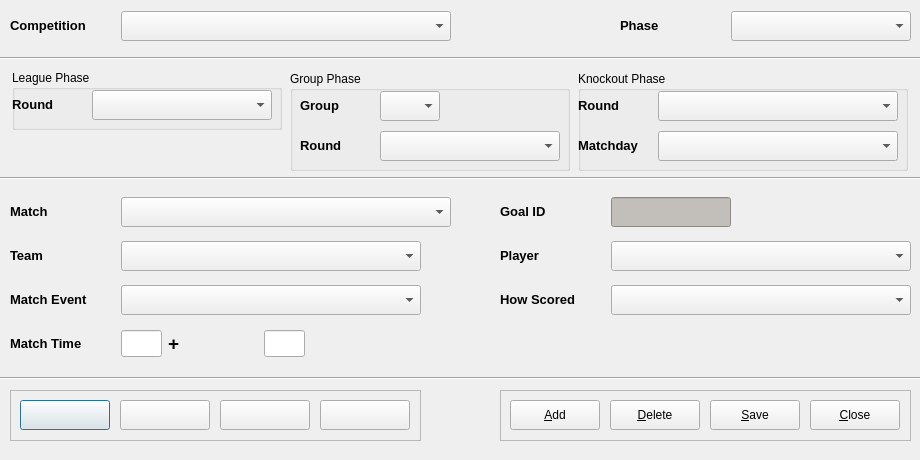
Old version of the form code/pyqt/gui/goal_entry.ui in the repository soccermetrics/marcotti-desktop.
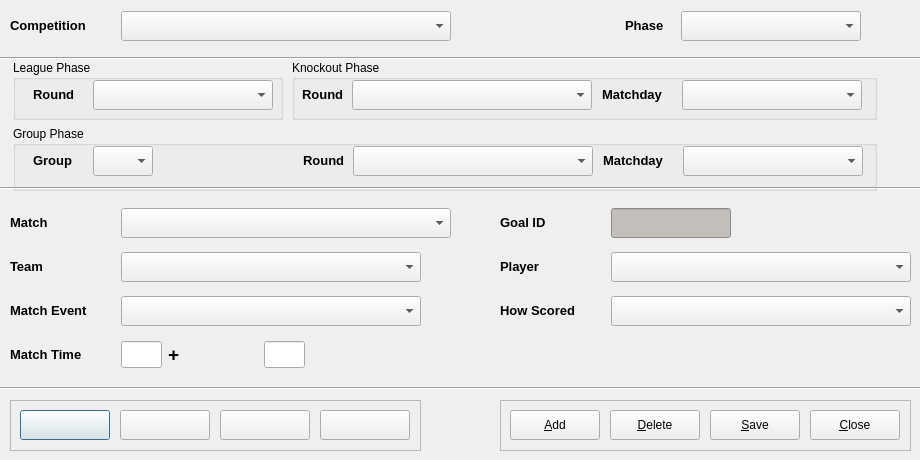
New version of the form. Icons and pictures are not drawn.

Commit message: Redesign layout of Match Event UIs after schema change (#72)

Diff of the .ui file:
```diff
--- a/code/pyqt/gui/goal_entry.ui
+++ b/code/pyqt/gui/goal_entry.ui
@@ -42,7 +42,7 @@
    <property name="geometry">
     <rect>
      <x>0</x>
-     <y>170</y>
+     <y>180</y>
      <width>921</width>
      <height>16</height>
     </rect>
@@ -55,7 +55,7 @@
    <property name="geometry">
     <rect>
      <x>0</x>
-     <y>370</y>
+     <y>380</y>
      <width>921</width>
      <height>16</height>
     </rect>
@@ -68,7 +68,7 @@
    <property name="geometry">
     <rect>
      <x>10</x>
-     <y>390</y>
+     <y>400</y>
      <width>411</width>
      <height>51</height>
     </rect>
@@ -224,7 +224,7 @@
    <property name="geometry">
     <rect>
      <x>500</x>
-     <y>390</y>
+     <y>400</y>
      <width>411</width>
      <height>51</height>
     </rect>
@@ -376,12 +376,12 @@
     </property>
    </widget>
   </widget>
-  <widget class="QWidget" name="">
+  <widget class="QWidget" name="layoutWidget">
    <property name="geometry">
     <rect>
      <x>10</x>
      <y>1</y>
-     <width>901</width>
+     <width>851</width>
      <height>51</height>
     </rect>
    </property>
@@ -445,13 +445,13 @@
      <widget class="QLabel" name="label_11">
       <property name="minimumSize">
        <size>
-        <width>105</width>
+        <width>50</width>
         <height>30</height>
        </size>
       </property>
       <property name="maximumSize">
        <size>
-        <width>105</width>
+        <width>50</width>
         <height>30</height>
        </size>
       </property>
@@ -485,367 +485,11 @@
     </item>
    </layout>
   </widget>
-  <widget class="QWidget" name="">
+  <widget class="QWidget" name="layoutWidget">
    <property name="geometry">
     <rect>
      <x>10</x>
-     <y>70</y>
-     <width>901</width>
-     <height>102</height>
-    </rect>
-   </property>
-   <layout class="QHBoxLayout" name="horizontalLayout_4">
-    <item>
-     <layout class="QVBoxLayout" name="verticalLayout_2">
-      <item>
-       <widget class="QGroupBox" name="leagueBox">
-        <property name="minimumSize">
-         <size>
-          <width>270</width>
-          <height>60</height>
-         </size>
-        </property>
-        <property name="maximumSize">
-         <size>
-          <width>270</width>
-          <height>60</height>
-         </size>
-        </property>
-        <property name="title">
-         <string>League Phase</string>
-        </property>
-        <widget class="QLabel" name="label_2">
-         <property name="geometry">
-          <rect>
-           <x>0</x>
-           <y>20</y>
-           <width>75</width>
-           <height>30</height>
-          </rect>
-         </property>
-         <property name="minimumSize">
-          <size>
-           <width>75</width>
-           <height>30</height>
-          </size>
-         </property>
-         <property name="maximumSize">
-          <size>
-           <width>75</width>
-           <height>30</height>
-          </size>
-         </property>
-         <property name="text">
-          <string>&lt;!DOCTYPE HTML PUBLIC &quot;-//W3C//DTD HTML 4.0//EN&quot; &quot;http://www.w3.org/TR/REC-html40/strict.dtd&quot;&gt;
-&lt;html&gt;&lt;head&gt;&lt;meta name=&quot;qrichtext&quot; content=&quot;1&quot; /&gt;&lt;style type=&quot;text/css&quot;&gt;
-p, li { white-space: pre-wrap; }
-&lt;/style&gt;&lt;/head&gt;&lt;body style=&quot; font-family:'Sans'; font-size:10pt; font-weight:400; font-style:normal;&quot;&gt;
-&lt;p style=&quot; margin-top:0px; margin-bottom:0px; margin-left:0px; margin-right:0px; -qt-block-indent:0; text-indent:0px;&quot;&gt;&lt;span style=&quot; font-weight:600;&quot;&gt;Round&lt;/span&gt;&lt;/p&gt;&lt;/body&gt;&lt;/html&gt;</string>
-         </property>
-        </widget>
-        <widget class="QComboBox" name="lgRoundSelect">
-         <property name="geometry">
-          <rect>
-           <x>80</x>
-           <y>20</y>
-           <width>180</width>
-           <height>30</height>
-          </rect>
-         </property>
-         <property name="minimumSize">
-          <size>
-           <width>180</width>
-           <height>30</height>
-          </size>
-         </property>
-         <property name="maximumSize">
-          <size>
-           <width>180</width>
-           <height>30</height>
-          </size>
-         </property>
-         <property name="toolTip">
-          <string>League Round</string>
-         </property>
-        </widget>
-       </widget>
-      </item>
-      <item>
-       <spacer name="verticalSpacer">
-        <property name="orientation">
-         <enum>Qt::Vertical</enum>
-        </property>
-        <property name="sizeHint" stdset="0">
-         <size>
-          <width>20</width>
-          <height>18</height>
-         </size>
-        </property>
-       </spacer>
-      </item>
-     </layout>
-    </item>
-    <item>
-     <widget class="QGroupBox" name="groupBox">
-      <property name="minimumSize">
-       <size>
-        <width>280</width>
-        <height>100</height>
-       </size>
-      </property>
-      <property name="maximumSize">
-       <size>
-        <width>280</width>
-        <height>100</height>
-       </size>
-      </property>
-      <property name="title">
-       <string>Group Phase</string>
-      </property>
-      <widget class="QLabel" name="label_14">
-       <property name="geometry">
-        <rect>
-         <x>10</x>
-         <y>60</y>
-         <width>75</width>
-         <height>30</height>
-        </rect>
-       </property>
-       <property name="minimumSize">
-        <size>
-         <width>75</width>
-         <height>30</height>
-        </size>
-       </property>
-       <property name="maximumSize">
-        <size>
-         <width>75</width>
-         <height>30</height>
-        </size>
-       </property>
-       <property name="text">
-        <string>&lt;!DOCTYPE HTML PUBLIC &quot;-//W3C//DTD HTML 4.0//EN&quot; &quot;http://www.w3.org/TR/REC-html40/strict.dtd&quot;&gt;
-&lt;html&gt;&lt;head&gt;&lt;meta name=&quot;qrichtext&quot; content=&quot;1&quot; /&gt;&lt;style type=&quot;text/css&quot;&gt;
-p, li { white-space: pre-wrap; }
-&lt;/style&gt;&lt;/head&gt;&lt;body style=&quot; font-family:'Sans'; font-size:10pt; font-weight:400; font-style:normal;&quot;&gt;
-&lt;p style=&quot; margin-top:0px; margin-bottom:0px; margin-left:0px; margin-right:0px; -qt-block-indent:0; text-indent:0px;&quot;&gt;&lt;span style=&quot; font-weight:600;&quot;&gt;Round&lt;/span&gt;&lt;/p&gt;&lt;/body&gt;&lt;/html&gt;</string>
-       </property>
-      </widget>
-      <widget class="QComboBox" name="grpRoundSelect">
-       <property name="geometry">
-        <rect>
-         <x>90</x>
-         <y>60</y>
-         <width>180</width>
-         <height>30</height>
-        </rect>
-       </property>
-       <property name="minimumSize">
-        <size>
-         <width>180</width>
-         <height>30</height>
-        </size>
-       </property>
-       <property name="maximumSize">
-        <size>
-         <width>180</width>
-         <height>30</height>
-        </size>
-       </property>
-       <property name="toolTip">
-        <string>Group Phase Round</string>
-       </property>
-      </widget>
-      <widget class="QComboBox" name="groupSelect">
-       <property name="geometry">
-        <rect>
-         <x>90</x>
-         <y>20</y>
-         <width>60</width>
-         <height>30</height>
-        </rect>
-       </property>
-       <property name="minimumSize">
-        <size>
-         <width>60</width>
-         <height>30</height>
-        </size>
-       </property>
-       <property name="maximumSize">
-        <size>
-         <width>60</width>
-         <height>30</height>
-        </size>
-       </property>
-       <property name="toolTip">
-        <string>Group Name</string>
-       </property>
-      </widget>
-      <widget class="QLabel" name="label_15">
-       <property name="geometry">
-        <rect>
-         <x>10</x>
-         <y>20</y>
-         <width>75</width>
-         <height>30</height>
-        </rect>
-       </property>
-       <property name="minimumSize">
-        <size>
-         <width>75</width>
-         <height>30</height>
-        </size>
-       </property>
-       <property name="maximumSize">
-        <size>
-         <width>75</width>
-         <height>30</height>
-        </size>
-       </property>
-       <property name="text">
-        <string>&lt;!DOCTYPE HTML PUBLIC &quot;-//W3C//DTD HTML 4.0//EN&quot; &quot;http://www.w3.org/TR/REC-html40/strict.dtd&quot;&gt;
-&lt;html&gt;&lt;head&gt;&lt;meta name=&quot;qrichtext&quot; content=&quot;1&quot; /&gt;&lt;style type=&quot;text/css&quot;&gt;
-p, li { white-space: pre-wrap; }
-&lt;/style&gt;&lt;/head&gt;&lt;body style=&quot; font-family:'Sans'; font-size:10pt; font-weight:400; font-style:normal;&quot;&gt;
-&lt;p style=&quot; margin-top:0px; margin-bottom:0px; margin-left:0px; margin-right:0px; -qt-block-indent:0; text-indent:0px;&quot;&gt;&lt;span style=&quot; font-weight:600;&quot;&gt;Group&lt;/span&gt;&lt;/p&gt;&lt;/body&gt;&lt;/html&gt;</string>
-       </property>
-      </widget>
-     </widget>
-    </item>
-    <item>
-     <widget class="QGroupBox" name="knockoutBox">
-      <property name="minimumSize">
-       <size>
-        <width>330</width>
-        <height>100</height>
-       </size>
-      </property>
-      <property name="maximumSize">
-       <size>
-        <width>330</width>
-        <height>100</height>
-       </size>
-      </property>
-      <property name="title">
-       <string>Knockout Phase</string>
-      </property>
-      <widget class="QLabel" name="label_12">
-       <property name="geometry">
-        <rect>
-         <x>0</x>
-         <y>20</y>
-         <width>75</width>
-         <height>30</height>
-        </rect>
-       </property>
-       <property name="minimumSize">
-        <size>
-         <width>75</width>
-         <height>30</height>
-        </size>
-       </property>
-       <property name="maximumSize">
-        <size>
-         <width>75</width>
-         <height>30</height>
-        </size>
-       </property>
-       <property name="text">
-        <string>&lt;!DOCTYPE HTML PUBLIC &quot;-//W3C//DTD HTML 4.0//EN&quot; &quot;http://www.w3.org/TR/REC-html40/strict.dtd&quot;&gt;
-&lt;html&gt;&lt;head&gt;&lt;meta name=&quot;qrichtext&quot; content=&quot;1&quot; /&gt;&lt;style type=&quot;text/css&quot;&gt;
-p, li { white-space: pre-wrap; }
-&lt;/style&gt;&lt;/head&gt;&lt;body style=&quot; font-family:'Sans'; font-size:10pt; font-weight:400; font-style:normal;&quot;&gt;
-&lt;p style=&quot; margin-top:0px; margin-bottom:0px; margin-left:0px; margin-right:0px; -qt-block-indent:0; text-indent:0px;&quot;&gt;&lt;span style=&quot; font-weight:600;&quot;&gt;Round&lt;/span&gt;&lt;/p&gt;&lt;/body&gt;&lt;/html&gt;</string>
-       </property>
-      </widget>
-      <widget class="QComboBox" name="koRoundSelect">
-       <property name="geometry">
-        <rect>
-         <x>80</x>
-         <y>20</y>
-         <width>240</width>
-         <height>30</height>
-        </rect>
-       </property>
-       <property name="minimumSize">
-        <size>
-         <width>240</width>
-         <height>30</height>
-        </size>
-       </property>
-       <property name="maximumSize">
-        <size>
-         <width>240</width>
-         <height>30</height>
-        </size>
-       </property>
-       <property name="toolTip">
-        <string>Knockout Round</string>
-       </property>
-      </widget>
-      <widget class="QComboBox" name="matchdaySelect">
-       <property name="geometry">
-        <rect>
-         <x>80</x>
-         <y>60</y>
-         <width>240</width>
-         <height>30</height>
-        </rect>
-       </property>
-       <property name="minimumSize">
-        <size>
-         <width>240</width>
-         <height>30</height>
-        </size>
-       </property>
-       <property name="maximumSize">
-        <size>
-         <width>240</width>
-         <height>30</height>
-        </size>
-       </property>
-       <property name="toolTip">
-        <string>Knockout Round Matchday</string>
-       </property>
-      </widget>
-      <widget class="QLabel" name="label_13">
-       <property name="geometry">
-        <rect>
-         <x>0</x>
-         <y>60</y>
-         <width>75</width>
-         <height>30</height>
-        </rect>
-       </property>
-       <property name="minimumSize">
-        <size>
-         <width>75</width>
-         <height>30</height>
-        </size>
-       </property>
-       <property name="maximumSize">
-        <size>
-         <width>75</width>
-         <height>30</height>
-        </size>
-       </property>
-       <property name="text">
-        <string>&lt;!DOCTYPE HTML PUBLIC &quot;-//W3C//DTD HTML 4.0//EN&quot; &quot;http://www.w3.org/TR/REC-html40/strict.dtd&quot;&gt;
-&lt;html&gt;&lt;head&gt;&lt;meta name=&quot;qrichtext&quot; content=&quot;1&quot; /&gt;&lt;style type=&quot;text/css&quot;&gt;
-p, li { white-space: pre-wrap; }
-&lt;/style&gt;&lt;/head&gt;&lt;body style=&quot; font-family:'Sans'; font-size:10pt; font-weight:400; font-style:normal;&quot;&gt;
-&lt;p style=&quot; margin-top:0px; margin-bottom:0px; margin-left:0px; margin-right:0px; -qt-block-indent:0; text-indent:0px;&quot;&gt;&lt;span style=&quot; font-weight:600;&quot;&gt;Matchday&lt;/span&gt;&lt;/p&gt;&lt;/body&gt;&lt;/html&gt;</string>
-       </property>
-      </widget>
-     </widget>
-    </item>
-   </layout>
-  </widget>
-  <widget class="QWidget" name="">
-   <property name="geometry">
-    <rect>
-     <x>10</x>
-     <y>189</y>
+     <y>200</y>
      <width>901</width>
      <height>181</height>
     </rect>
@@ -1225,6 +869,404 @@
     </item>
    </layout>
   </widget>
+  <widget class="QWidget" name="">
+   <property name="geometry">
+    <rect>
+     <x>10</x>
+     <y>60</y>
+     <width>871</width>
+     <height>131</height>
+    </rect>
+   </property>
+   <layout class="QGridLayout" name="gridLayout_2">
+    <item row="0" column="0">
+     <widget class="QGroupBox" name="leagueBox">
+      <property name="minimumSize">
+       <size>
+        <width>270</width>
+        <height>60</height>
+       </size>
+      </property>
+      <property name="maximumSize">
+       <size>
+        <width>270</width>
+        <height>60</height>
+       </size>
+      </property>
+      <property name="title">
+       <string>League Phase</string>
+      </property>
+      <widget class="QLabel" name="label_2">
+       <property name="geometry">
+        <rect>
+         <x>20</x>
+         <y>20</y>
+         <width>50</width>
+         <height>30</height>
+        </rect>
+       </property>
+       <property name="minimumSize">
+        <size>
+         <width>50</width>
+         <height>30</height>
+        </size>
+       </property>
+       <property name="maximumSize">
+        <size>
+         <width>50</width>
+         <height>30</height>
+        </size>
+       </property>
+       <property name="text">
+        <string>&lt;!DOCTYPE HTML PUBLIC &quot;-//W3C//DTD HTML 4.0//EN&quot; &quot;http://www.w3.org/TR/REC-html40/strict.dtd&quot;&gt;
+&lt;html&gt;&lt;head&gt;&lt;meta name=&quot;qrichtext&quot; content=&quot;1&quot; /&gt;&lt;style type=&quot;text/css&quot;&gt;
+p, li { white-space: pre-wrap; }
+&lt;/style&gt;&lt;/head&gt;&lt;body style=&quot; font-family:'Sans'; font-size:10pt; font-weight:400; font-style:normal;&quot;&gt;
+&lt;p style=&quot; margin-top:0px; margin-bottom:0px; margin-left:0px; margin-right:0px; -qt-block-indent:0; text-indent:0px;&quot;&gt;&lt;span style=&quot; font-weight:600;&quot;&gt;Round&lt;/span&gt;&lt;/p&gt;&lt;/body&gt;&lt;/html&gt;</string>
+       </property>
+      </widget>
+      <widget class="QComboBox" name="lgRoundSelect">
+       <property name="geometry">
+        <rect>
+         <x>80</x>
+         <y>20</y>
+         <width>180</width>
+         <height>30</height>
+        </rect>
+       </property>
+       <property name="minimumSize">
+        <size>
+         <width>180</width>
+         <height>30</height>
+        </size>
+       </property>
+       <property name="maximumSize">
+        <size>
+         <width>180</width>
+         <height>30</height>
+        </size>
+       </property>
+       <property name="toolTip">
+        <string>League Round</string>
+       </property>
+      </widget>
+     </widget>
+    </item>
+    <item row="0" column="1">
+     <widget class="QGroupBox" name="knockoutBox">
+      <property name="minimumSize">
+       <size>
+        <width>330</width>
+        <height>60</height>
+       </size>
+      </property>
+      <property name="maximumSize">
+       <size>
+        <width>585</width>
+        <height>100</height>
+       </size>
+      </property>
+      <property name="title">
+       <string>Knockout Phase</string>
+      </property>
+      <widget class="QLabel" name="label_12">
+       <property name="geometry">
+        <rect>
+         <x>10</x>
+         <y>20</y>
+         <width>50</width>
+         <height>30</height>
+        </rect>
+       </property>
+       <property name="minimumSize">
+        <size>
+         <width>50</width>
+         <height>30</height>
+        </size>
+       </property>
+       <property name="maximumSize">
+        <size>
+         <width>50</width>
+         <height>30</height>
+        </size>
+       </property>
+       <property name="text">
+        <string>&lt;!DOCTYPE HTML PUBLIC &quot;-//W3C//DTD HTML 4.0//EN&quot; &quot;http://www.w3.org/TR/REC-html40/strict.dtd&quot;&gt;
+&lt;html&gt;&lt;head&gt;&lt;meta name=&quot;qrichtext&quot; content=&quot;1&quot; /&gt;&lt;style type=&quot;text/css&quot;&gt;
+p, li { white-space: pre-wrap; }
+&lt;/style&gt;&lt;/head&gt;&lt;body style=&quot; font-family:'Sans'; font-size:10pt; font-weight:400; font-style:normal;&quot;&gt;
+&lt;p style=&quot; margin-top:0px; margin-bottom:0px; margin-left:0px; margin-right:0px; -qt-block-indent:0; text-indent:0px;&quot;&gt;&lt;span style=&quot; font-weight:600;&quot;&gt;Round&lt;/span&gt;&lt;/p&gt;&lt;/body&gt;&lt;/html&gt;</string>
+       </property>
+      </widget>
+      <widget class="QComboBox" name="koRoundSelect">
+       <property name="geometry">
+        <rect>
+         <x>60</x>
+         <y>20</y>
+         <width>240</width>
+         <height>30</height>
+        </rect>
+       </property>
+       <property name="minimumSize">
+        <size>
+         <width>240</width>
+         <height>30</height>
+        </size>
+       </property>
+       <property name="maximumSize">
+        <size>
+         <width>240</width>
+         <height>30</height>
+        </size>
+       </property>
+       <property name="toolTip">
+        <string>Knockout Round</string>
+       </property>
+      </widget>
+      <widget class="QComboBox" name="koMatchdaySelect">
+       <property name="geometry">
+        <rect>
+         <x>390</x>
+         <y>20</y>
+         <width>180</width>
+         <height>30</height>
+        </rect>
+       </property>
+       <property name="minimumSize">
+        <size>
+         <width>180</width>
+         <height>30</height>
+        </size>
+       </property>
+       <property name="maximumSize">
+        <size>
+         <width>180</width>
+         <height>30</height>
+        </size>
+       </property>
+       <property name="toolTip">
+        <string>Knockout Round Matchday</string>
+       </property>
+      </widget>
+      <widget class="QLabel" name="label_13">
+       <property name="geometry">
+        <rect>
+         <x>310</x>
+         <y>20</y>
+         <width>75</width>
+         <height>30</height>
+        </rect>
+       </property>
+       <property name="minimumSize">
+        <size>
+         <width>75</width>
+         <height>30</height>
+        </size>
+       </property>
+       <property name="maximumSize">
+        <size>
+         <width>75</width>
+         <height>30</height>
+        </size>
+       </property>
+       <property name="text">
+        <string>&lt;!DOCTYPE HTML PUBLIC &quot;-//W3C//DTD HTML 4.0//EN&quot; &quot;http://www.w3.org/TR/REC-html40/strict.dtd&quot;&gt;
+&lt;html&gt;&lt;head&gt;&lt;meta name=&quot;qrichtext&quot; content=&quot;1&quot; /&gt;&lt;style type=&quot;text/css&quot;&gt;
+p, li { white-space: pre-wrap; }
+&lt;/style&gt;&lt;/head&gt;&lt;body style=&quot; font-family:'Sans'; font-size:10pt; font-weight:400; font-style:normal;&quot;&gt;
+&lt;p style=&quot; margin-top:0px; margin-bottom:0px; margin-left:0px; margin-right:0px; -qt-block-indent:0; text-indent:0px;&quot;&gt;&lt;span style=&quot; font-weight:600;&quot;&gt;Matchday&lt;/span&gt;&lt;/p&gt;&lt;/body&gt;&lt;/html&gt;</string>
+       </property>
+      </widget>
+      <zorder>label_12</zorder>
+      <zorder>koRoundSelect</zorder>
+      <zorder>koMatchdaySelect</zorder>
+      <zorder>label_13</zorder>
+      <zorder>groupBox</zorder>
+     </widget>
+    </item>
+    <item row="1" column="0" colspan="2">
+     <widget class="QGroupBox" name="groupBox">
+      <property name="minimumSize">
+       <size>
+        <width>280</width>
+        <height>50</height>
+       </size>
+      </property>
+      <property name="maximumSize">
+       <size>
+        <width>940</width>
+        <height>100</height>
+       </size>
+      </property>
+      <property name="title">
+       <string>Group Phase</string>
+      </property>
+      <widget class="QLabel" name="label_14">
+       <property name="geometry">
+        <rect>
+         <x>290</x>
+         <y>20</y>
+         <width>50</width>
+         <height>30</height>
+        </rect>
+       </property>
+       <property name="minimumSize">
+        <size>
+         <width>50</width>
+         <height>30</height>
+        </size>
+       </property>
+       <property name="maximumSize">
+        <size>
+         <width>50</width>
+         <height>30</height>
+        </size>
+       </property>
+       <property name="text">
+        <string>&lt;!DOCTYPE HTML PUBLIC &quot;-//W3C//DTD HTML 4.0//EN&quot; &quot;http://www.w3.org/TR/REC-html40/strict.dtd&quot;&gt;
+&lt;html&gt;&lt;head&gt;&lt;meta name=&quot;qrichtext&quot; content=&quot;1&quot; /&gt;&lt;style type=&quot;text/css&quot;&gt;
+p, li { white-space: pre-wrap; }
+&lt;/style&gt;&lt;/head&gt;&lt;body style=&quot; font-family:'Sans'; font-size:10pt; font-weight:400; font-style:normal;&quot;&gt;
+&lt;p style=&quot; margin-top:0px; margin-bottom:0px; margin-left:0px; margin-right:0px; -qt-block-indent:0; text-indent:0px;&quot;&gt;&lt;span style=&quot; font-weight:600;&quot;&gt;Round&lt;/span&gt;&lt;/p&gt;&lt;/body&gt;&lt;/html&gt;</string>
+       </property>
+      </widget>
+      <widget class="QComboBox" name="grpRoundSelect">
+       <property name="geometry">
+        <rect>
+         <x>340</x>
+         <y>20</y>
+         <width>240</width>
+         <height>30</height>
+        </rect>
+       </property>
+       <property name="minimumSize">
+        <size>
+         <width>240</width>
+         <height>30</height>
+        </size>
+       </property>
+       <property name="maximumSize">
+        <size>
+         <width>240</width>
+         <height>30</height>
+        </size>
+       </property>
+       <property name="toolTip">
+        <string>Group Phase Round</string>
+       </property>
+      </widget>
+      <widget class="QComboBox" name="groupSelect">
+       <property name="geometry">
+        <rect>
+         <x>80</x>
+         <y>20</y>
+         <width>60</width>
+         <height>30</height>
+        </rect>
+       </property>
+       <property name="minimumSize">
+        <size>
+         <width>60</width>
+         <height>30</height>
+        </size>
+       </property>
+       <property name="maximumSize">
+        <size>
+         <width>60</width>
+         <height>30</height>
+        </size>
+       </property>
+       <property name="toolTip">
+        <string>Group Name</string>
+       </property>
+      </widget>
+      <widget class="QLabel" name="label_15">
+       <property name="geometry">
+        <rect>
+         <x>20</x>
+         <y>20</y>
+         <width>50</width>
+         <height>30</height>
+        </rect>
+       </property>
+       <property name="minimumSize">
+        <size>
+         <width>50</width>
+         <height>30</height>
+        </size>
+       </property>
+       <property name="maximumSize">
+        <size>
+         <width>50</width>
+         <height>30</height>
+        </size>
+       </property>
+       <property name="text">
+        <string>&lt;!DOCTYPE HTML PUBLIC &quot;-//W3C//DTD HTML 4.0//EN&quot; &quot;http://www.w3.org/TR/REC-html40/strict.dtd&quot;&gt;
+&lt;html&gt;&lt;head&gt;&lt;meta name=&quot;qrichtext&quot; content=&quot;1&quot; /&gt;&lt;style type=&quot;text/css&quot;&gt;
+p, li { white-space: pre-wrap; }
+&lt;/style&gt;&lt;/head&gt;&lt;body style=&quot; font-family:'Sans'; font-size:10pt; font-weight:400; font-style:normal;&quot;&gt;
+&lt;p style=&quot; margin-top:0px; margin-bottom:0px; margin-left:0px; margin-right:0px; -qt-block-indent:0; text-indent:0px;&quot;&gt;&lt;span style=&quot; font-weight:600;&quot;&gt;Group&lt;/span&gt;&lt;/p&gt;&lt;/body&gt;&lt;/html&gt;</string>
+       </property>
+      </widget>
+      <widget class="QComboBox" name="grpMatchdaySelect">
+       <property name="geometry">
+        <rect>
+         <x>670</x>
+         <y>20</y>
+         <width>180</width>
+         <height>30</height>
+        </rect>
+       </property>
+       <property name="minimumSize">
+        <size>
+         <width>180</width>
+         <height>30</height>
+        </size>
+       </property>
+       <property name="maximumSize">
+        <size>
+         <width>180</width>
+         <height>30</height>
+        </size>
+       </property>
+       <property name="toolTip">
+        <string>Group Round Matchday</string>
+       </property>
+      </widget>
+      <widget class="QLabel" name="label_16">
+       <property name="geometry">
+        <rect>
+         <x>590</x>
+         <y>20</y>
+         <width>75</width>
+         <height>30</height>
+        </rect>
+       </property>
+       <property name="minimumSize">
+        <size>
+         <width>75</width>
+         <height>30</height>
+        </size>
+       </property>
+       <property name="maximumSize">
+        <size>
+         <width>75</width>
+         <height>30</height>
+        </size>
+       </property>
+       <property name="text">
+        <string>&lt;!DOCTYPE HTML PUBLIC &quot;-//W3C//DTD HTML 4.0//EN&quot; &quot;http://www.w3.org/TR/REC-html40/strict.dtd&quot;&gt;
+&lt;html&gt;&lt;head&gt;&lt;meta name=&quot;qrichtext&quot; content=&quot;1&quot; /&gt;&lt;style type=&quot;text/css&quot;&gt;
+p, li { white-space: pre-wrap; }
+&lt;/style&gt;&lt;/head&gt;&lt;body style=&quot; font-family:'Sans'; font-size:10pt; font-weight:400; font-style:normal;&quot;&gt;
+&lt;p style=&quot; margin-top:0px; margin-bottom:0px; margin-left:0px; margin-right:0px; -qt-block-indent:0; text-indent:0px;&quot;&gt;&lt;span style=&quot; font-weight:600;&quot;&gt;Matchday&lt;/span&gt;&lt;/p&gt;&lt;/body&gt;&lt;/html&gt;</string>
+       </property>
+      </widget>
+     </widget>
+    </item>
+   </layout>
+  </widget>
  </widget>
  <resources>
   <include location="fmrd_resources.qrc"/>
```
The commit also changes 4 other files.
